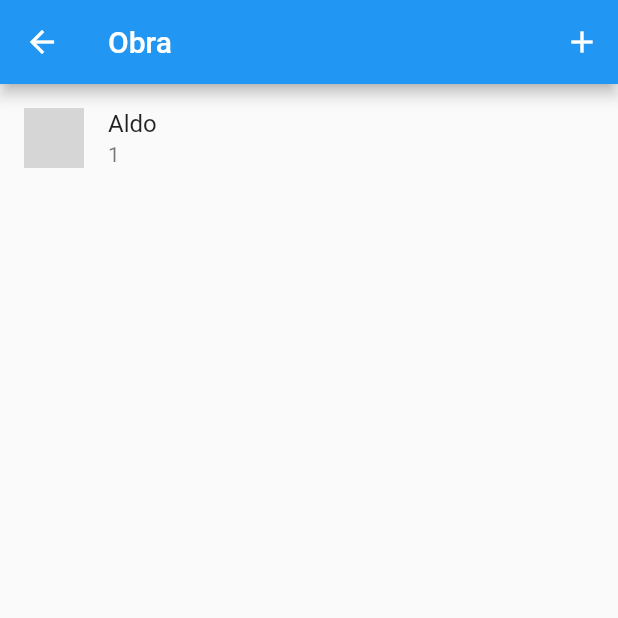
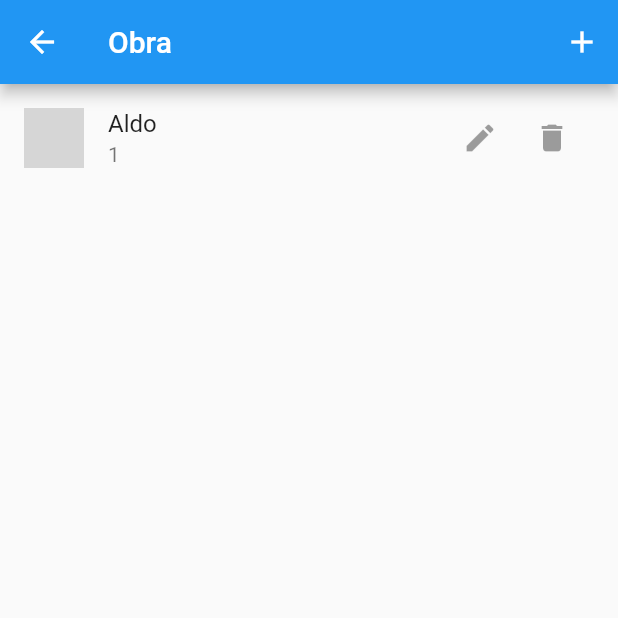
Before and after one commit to AdlerCachuba/FlutterApp-Eng.Software-, a Flutter app: the ObraList screen opened by its route, on a phone screen of 412 x 824 dp, the top half of it. Run offline on Flutter 3.47's test engine with Material 2 defaults, Android fonts, the phone set to English and light mode, and no system bars; network calls fail; grey boxes are pictures that could not be loaded.

```diff
--- a/lib/app/view/obra_form.dart
+++ b/lib/app/view/obra_form.dart
@@ -2,10 +2,11 @@ import 'package:flutter/material.dart';
 import 'package:flutter_adler/app/data/data.dart';
 import 'package:flutter_adler/app/model/obra.dart';
 
+// extends State<MyStatefulWidget>
 class ObraForm extends StatelessWidget{
   final _form = GlobalKey<FormState>();
   bool variavel;
-  int _groupValue = -1;
+
 
   @override
   Widget build(BuildContext context) {
--- a/lib/app/view/obra_list.dart
+++ b/lib/app/view/obra_list.dart
@@ -3,7 +3,7 @@ import 'package:flutter/material.dart';
 import 'package:flutter_adler/app/data/data.dart';
 import 'package:flutter_adler/app/model/obra.dart';
 
-class ObraList extends StatelessWidget {
+class ObraList  extends StatelessWidget {
   var _list = lista;
 
   @override
@@ -21,13 +21,22 @@ class ObraList extends StatelessWidget {
         ),
         body: ListView.builder(
           itemCount: _list.length,
-          itemBuilder: (_, indice) {
+          itemBuilder: (_context, indice) {
             Obra obra = _list[indice];
             final avatar = obra.foto.isEmpty  ? CircleAvatar(child: Icon(Icons.person)) : CircleAvatar(  backgroundImage: NetworkImage(obra.foto));
             return ListTile(
               leading: avatar,
               title: Text(obra.nome),
               subtitle: Text(obra.quantidade.toString()),
+              trailing: Container(
+                width: 100,
+                child: Row(
+                  children: [
+                    IconButton(icon: Icon(Icons.edit), onPressed: null),
+                    IconButton(icon: Icon(Icons.delete), onPressed: null),
+                  ],
+                ),
+              ),
             );
           },
         ));
--- a/pubspec.yaml
+++ b/pubspec.yaml
@@ -23,6 +23,7 @@ environment:
 dependencies:
   flutter:
     sdk: flutter
+  sqflite: ^1.3.0
 
 
   # The following adds the Cupertino Icons font to your application.
```
Also changed, not shown: lib/app/database/script.dart (added, +21 -0 lines), lib/app/persistenciaLocal/explicacao.txt (added, +16 -0 lines), lib/app/persistenciaLocal/funcoesAssync.dart (added, +34 -0 lines), pubspec.lock.
